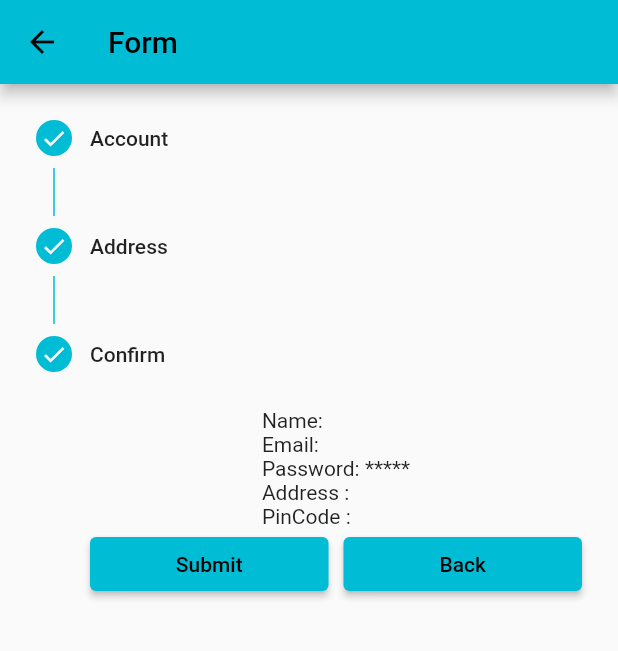
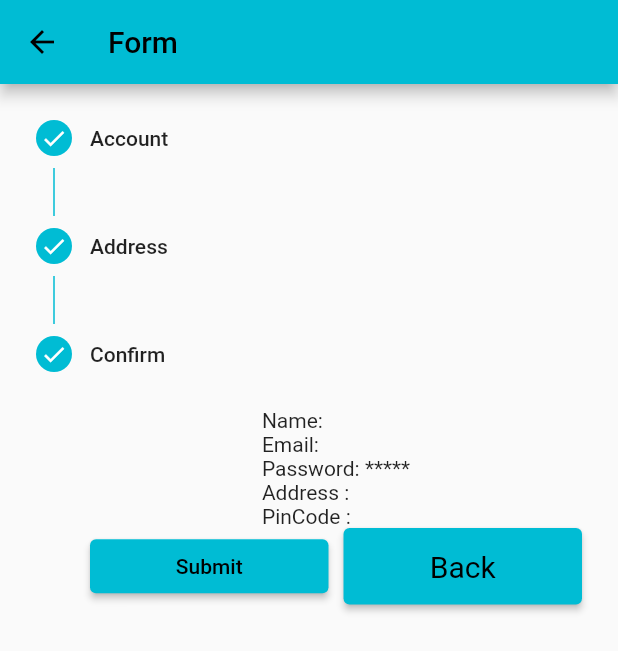
Before and after one commit to fecoderchinh/flutter-votes, a Flutter app: the StepForm screen opened by its route, after a tap on "Next", after a tap on "Back", after a tap on "Confirm", on a phone screen of 412 x 824 dp. Shown: the top 651 px of the screen. Run offline on Flutter 3.47's test engine with Material 2 defaults, Android fonts, the phone set to English and light mode, and no system bars.

Commit message:
custom style

```diff
--- a/lib/pages/step_form.dart
+++ b/lib/pages/step_form.dart
@@ -310,6 +310,10 @@ class StepFormState extends State<StepForm> {
         },
         controlsBuilder: (context, controls) {
           final isLastStep = _activeStepIndex == stepList().length -1;
+          final ButtonStyle _style = ElevatedButton.styleFrom(
+              textStyle: const TextStyle(fontSize: 20),
+              padding: const EdgeInsets.all(14.0)
+          );
           return Container(
             child: Row(
               children: [
@@ -329,6 +333,7 @@ class StepFormState extends State<StepForm> {
                     child: ElevatedButton(
                       onPressed: controls.onStepCancel,
                       child: const Text('Back'),
+                      style: _style,
                     ),
                   )
               ],
```
